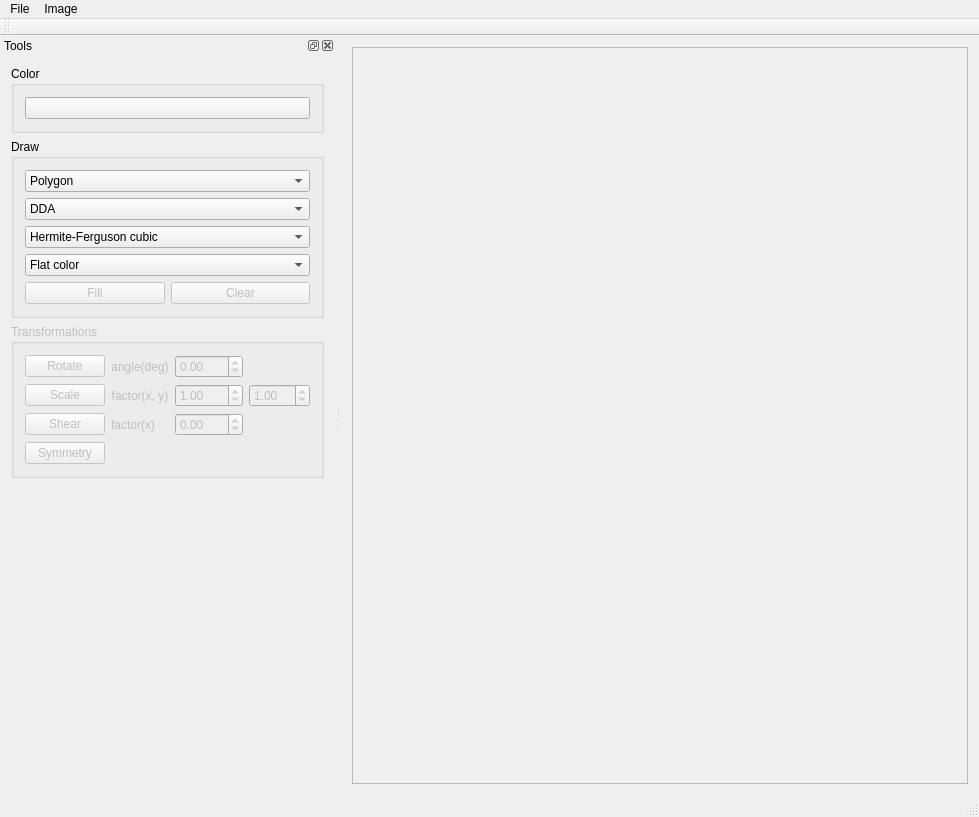
KeepStraigh-T/cviko2-DDA-Bresenham, file src/ImageViewer.ui: the form before one commit.
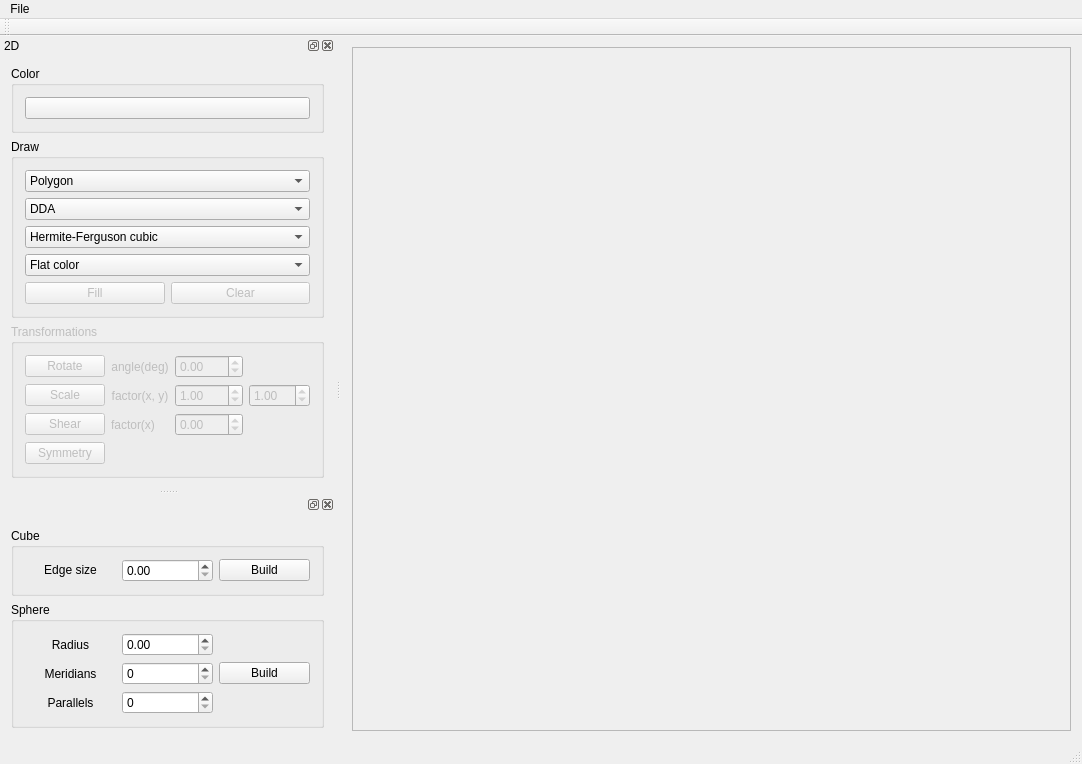
The form after the commit.

Commit message:
Start 3D part of the project Update UI with second DockWidget tab. In the new tab add settings for cube and sphere Create Class Mesh for storing 3D object's mesh (cube and sphere, Wireframe representation) Add in Mesh mehods for constructing cube and UVSphere meshes
UVSphere meshes created incorrectly due to std::vector issue with vector size (vectore.reserve() allocates more memory == more elements after resize())

What changed in the file:
```diff
--- a/src/ImageViewer.ui
+++ b/src/ImageViewer.ui
@@ -6,8 +6,8 @@
    <rect>
     <x>0</x>
     <y>0</y>
-    <width>979</width>
-    <height>817</height>
+    <width>1082</width>
+    <height>764</height>
    </rect>
   </property>
   <property name="windowTitle">
@@ -37,8 +37,8 @@
         <rect>
          <x>0</x>
          <y>0</y>
-         <width>651</width>
-         <height>742</height>
+         <width>754</width>
+         <height>689</height>
         </rect>
        </property>
       </widget>
@@ -46,33 +46,6 @@
     </item>
    </layout>
   </widget>
-  <widget class="QMenuBar" name="menuBar">
-   <property name="geometry">
-    <rect>
-     <x>0</x>
-     <y>0</y>
-     <width>979</width>
-     <height>22</height>
-    </rect>
-   </property>
-   <widget class="QMenu" name="menuFile">
-    <property name="title">
-     <string>File</string>
-    </property>
-    <addaction name="actionOpen"/>
-    <addaction name="actionSave_as"/>
-    <addaction name="separator"/>
-    <addaction name="actionExit"/>
-   </widget>
-   <widget class="QMenu" name="menuImage">
-    <property name="title">
-     <string>Image</string>
-    </property>
-    <addaction name="actionClear"/>
-   </widget>
-   <addaction name="menuFile"/>
-   <addaction name="menuImage"/>
-  </widget>
   <widget class="QToolBar" name="mainToolBar">
    <attribute name="toolBarArea">
     <enum>TopToolBarArea</enum>
@@ -90,13 +63,26 @@
     </sizepolicy>
    </property>
    <property name="windowTitle">
-    <string>Tools</string>
+    <string notr="true">2D</string>
    </property>
    <attribute name="dockWidgetArea">
     <number>1</number>
    </attribute>
    <widget class="QWidget" name="dockWidgetContents">
     <layout class="QVBoxLayout" name="verticalLayout">
+     <item>
+      <spacer name="verticalSpacer_4">
+       <property name="orientation">
+        <enum>Qt::Orientation::Vertical</enum>
+       </property>
+       <property name="sizeHint" stdset="0">
+        <size>
+         <width>20</width>
+         <height>40</height>
+        </size>
+       </property>
+      </spacer>
+     </item>
      <item>
       <widget class="QGroupBox" name="groupBox">
        <property name="title">
@@ -254,7 +240,7 @@
          </widget>
         </item>
         <item row="3" column="1">
-         <widget class="QLabel" name="label_2">
+         <widget class="QLabel" name="labelShear">
           <property name="text">
            <string>factor(x)</string>
           </property>
@@ -278,7 +264,7 @@
          </widget>
         </item>
         <item row="2" column="1">
-         <widget class="QLabel" name="label">
+         <widget class="QLabel" name="labelScale">
           <property name="text">
            <string>factor(x, y)</string>
           </property>
@@ -366,6 +352,185 @@
     </layout>
    </widget>
   </widget>
+  <widget class="QDockWidget" name="dockWidget_2">
+   <attribute name="dockWidgetArea">
+    <number>1</number>
+   </attribute>
+   <widget class="QWidget" name="dockWidgetContents_7">
+    <layout class="QVBoxLayout" name="verticalLayout_4">
+     <item>
+      <spacer name="verticalSpacer_3">
+       <property name="orientation">
+        <enum>Qt::Orientation::Vertical</enum>
+       </property>
+       <property name="sizeHint" stdset="0">
+        <size>
+         <width>20</width>
+         <height>40</height>
+        </size>
+       </property>
+      </spacer>
+     </item>
+     <item>
+      <widget class="QGroupBox" name="groupBox_4">
+       <property name="sizePolicy">
+        <sizepolicy hsizetype="Preferred" vsizetype="Preferred">
+         <horstretch>0</horstretch>
+         <verstretch>0</verstretch>
+        </sizepolicy>
+       </property>
+       <property name="title">
+        <string>Cube</string>
+       </property>
+       <layout class="QGridLayout" name="gridLayout_3">
+        <item row="0" column="2">
+         <widget class="QPushButton" name="PB_BuildCube">
+          <property name="enabled">
+           <bool>true</bool>
+          </property>
+          <property name="text">
+           <string>Build</string>
+          </property>
+          <property name="checkable">
+           <bool>false</bool>
+          </property>
+         </widget>
+        </item>
+        <item row="0" column="0">
+         <widget class="QLabel" name="labelCubeLength">
+          <property name="sizePolicy">
+           <sizepolicy hsizetype="Minimum" vsizetype="Fixed">
+            <horstretch>0</horstretch>
+            <verstretch>0</verstretch>
+           </sizepolicy>
+          </property>
+          <property name="text">
+           <string>Edge size</string>
+          </property>
+          <property name="alignment">
+           <set>Qt::AlignmentFlag::AlignCenter</set>
+          </property>
+         </widget>
+        </item>
+        <item row="0" column="1">
+         <widget class="QDoubleSpinBox" name="DSB_EdgeSize">
+          <property name="maximum">
+           <double>1000.000000000000000</double>
+          </property>
+         </widget>
+        </item>
+       </layout>
+      </widget>
+     </item>
+     <item>
+      <widget class="QGroupBox" name="groupBox_5">
+       <property name="title">
+        <string>Sphere</string>
+       </property>
+       <layout class="QGridLayout" name="gridLayout_4">
+        <item row="0" column="0">
+         <widget class="QLabel" name="label">
+          <property name="sizePolicy">
+           <sizepolicy hsizetype="Minimum" vsizetype="Minimum">
+            <horstretch>0</horstretch>
+            <verstretch>0</verstretch>
+           </sizepolicy>
+          </property>
+          <property name="text">
+           <string>Radius</string>
+          </property>
+          <property name="alignment">
+           <set>Qt::AlignmentFlag::AlignCenter</set>
+          </property>
+         </widget>
+        </item>
+        <item row="0" column="1">
+         <widget class="QDoubleSpinBox" name="DSB_Radius">
+          <property name="sizePolicy">
+           <sizepolicy hsizetype="Minimum" vsizetype="Minimum">
+            <horstretch>0</horstretch>
+            <verstretch>0</verstretch>
+           </sizepolicy>
+          </property>
+          <property name="maximum">
+           <double>1000.000000000000000</double>
+          </property>
+         </widget>
+        </item>
+        <item row="1" column="2">
+         <widget class="QPushButton" name="PB_BuildSphere">
+          <property name="text">
+           <string>Build</string>
+          </property>
+         </widget>
+        </item>
+        <item row="1" column="0">
+         <widget class="QLabel" name="label_3">
+          <property name="text">
+           <string>Meridians</string>
+          </property>
+          <property name="alignment">
+           <set>Qt::AlignmentFlag::AlignCenter</set>
+          </property>
+         </widget>
+        </item>
+        <item row="3" column="0">
+         <widget class="QLabel" name="label_2">
+          <property name="text">
+           <string>Parallels</string>
+          </property>
+          <property name="alignment">
+           <set>Qt::AlignmentFlag::AlignCenter</set>
+          </property>
+         </widget>
+        </item>
+        <item row="1" column="1">
+         <widget class="QSpinBox" name="PB_Meridians"/>
+        </item>
+        <item row="3" column="1">
+         <widget class="QSpinBox" name="PB_Parallels"/>
+        </item>
+       </layout>
+      </widget>
+     </item>
+     <item>
+      <spacer name="verticalSpacer_2">
+       <property name="orientation">
+        <enum>Qt::Orientation::Vertical</enum>
+       </property>
+       <property name="sizeHint" stdset="0">
+        <size>
+         <width>20</width>
+         <height>40</height>
+        </size>
+       </property>
+      </spacer>
+     </item>
+    </layout>
+   </widget>
+  </widget>
+  <widget class="QMenuBar" name="menuBar">
+   <property name="geometry">
+    <rect>
+     <x>0</x>
+     <y>0</y>
+     <width>1082</width>
+     <height>22</height>
+    </rect>
+   </property>
+   <widget class="QMenu" name="menuFile">
+    <property name="title">
+     <string>File</string>
+    </property>
+    <addaction name="actionOpen"/>
+    <addaction name="actionSave_as"/>
+    <addaction name="actionLoad_vtk"/>
+    <addaction name="actionSave_vtk"/>
+    <addaction name="separator"/>
+    <addaction name="actionExit"/>
+   </widget>
+   <addaction name="menuFile"/>
+  </widget>
   <action name="actionOpen">
    <property name="text">
     <string>Open</string>
```
Left out of the diff: 14 changed lines with no effect on the pictures. The commit also changes 7 other files.
